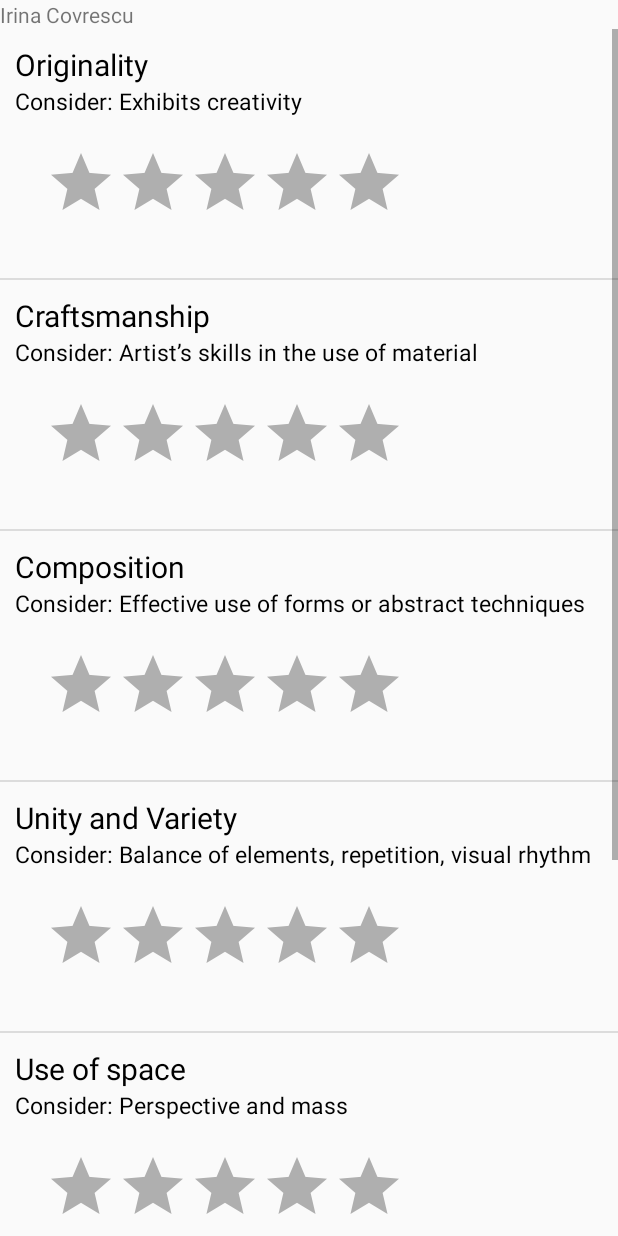
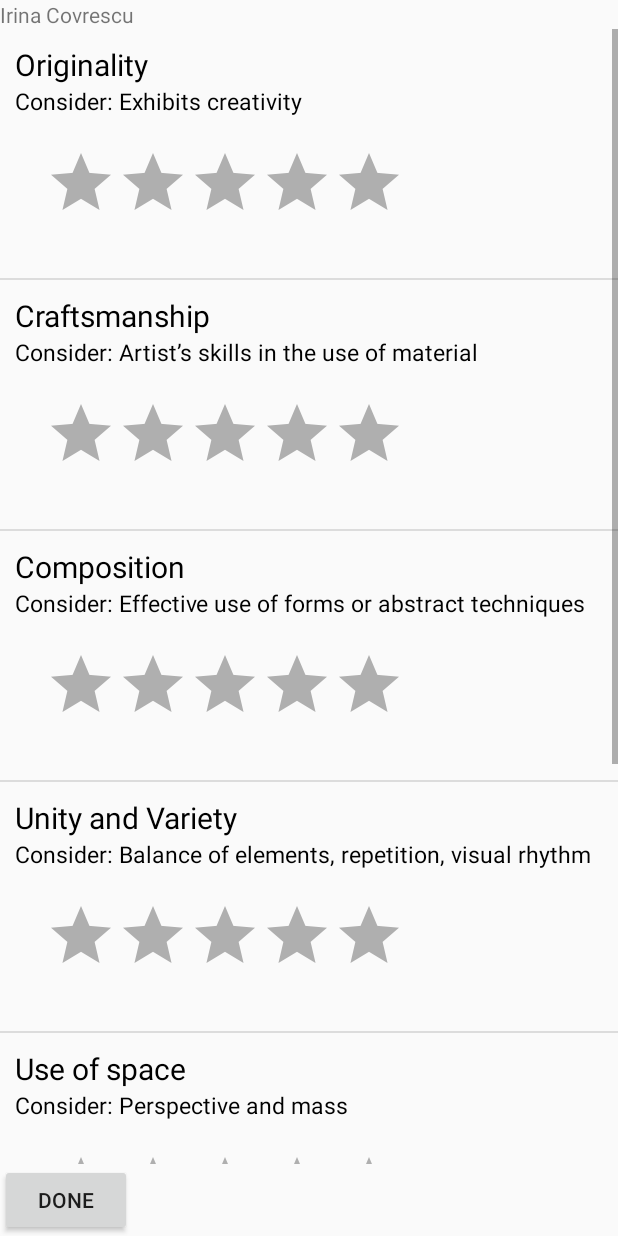
Before and after one commit to irinacovrescu/mps, an Android app: the GradingActivity screen opened directly, with no data from a screen before it, after a tap on "IRINA COVRESCU", on a phone screen of 412 x 824 dp. Run offline under Robolectric (Android 15) with nearby library versions, the phone set to English and light mode, and no system bars; our stand-ins replace data binding.

Commit message:
Added submit button for each contestant

```diff
--- a/app/src/main/java/com/example/testproject/GradingActivity.java
+++ b/app/src/main/java/com/example/testproject/GradingActivity.java
@@ -64,6 +64,14 @@ public class GradingActivity extends AppCompatActivity {
         listView = findViewById(R.id.values_list);
         listView.setItemsCanFocus(true);
         contestantsLayout = findViewById(R.id.contestants);
+
+        final Button submitButtonC = findViewById(R.id.submit_button_contestant);
+        submitButtonC.setText("Done");
+        submitButtonC.setOnClickListener(new View.OnClickListener() {
+            public void onClick(View v) {
+                submitForOneContestant();
+            }
+        });
     }
 
     private void createContestantElements() {
@@ -141,6 +149,13 @@ public class GradingActivity extends AppCompatActivity {
         // TO DO: prepare data and send to database
 
         createReturnButton();
+    }
+
+    public void submitForOneContestant() {
+        vf.setDisplayedChild(CONTESTANTS_LAYOUT);
+        updateContestantButton();
+        updateSubmitButton();
+        inGradingForm = false;
     }
 
     public void openForm(int contestantId) {
--- a/app/src/main/res/layout/activity_grading.xml
+++ b/app/src/main/res/layout/activity_grading.xml
@@ -38,8 +38,14 @@
                 android:id="@+id/values_list"
                 android:layout_width="wrap_content"
                 android:layout_height="wrap_content"
+                android:layout_weight="1"
                 tools:context="com.example.testproject.GradingActivity">
             </ListView>
+
+            <Button
+                android:layout_width="wrap_content"
+                android:layout_height="wrap_content"
+                android:id="@+id/submit_button_contestant"/>
         </LinearLayout>
 
         <LinearLayout
```
